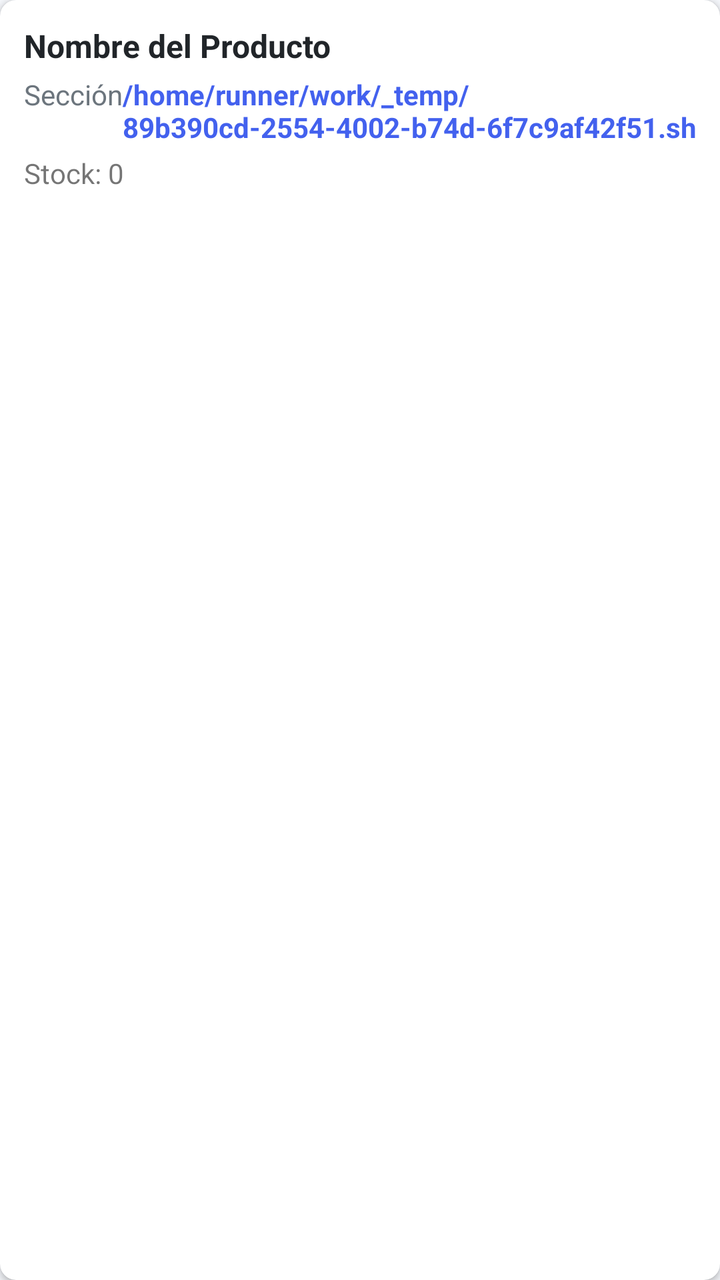
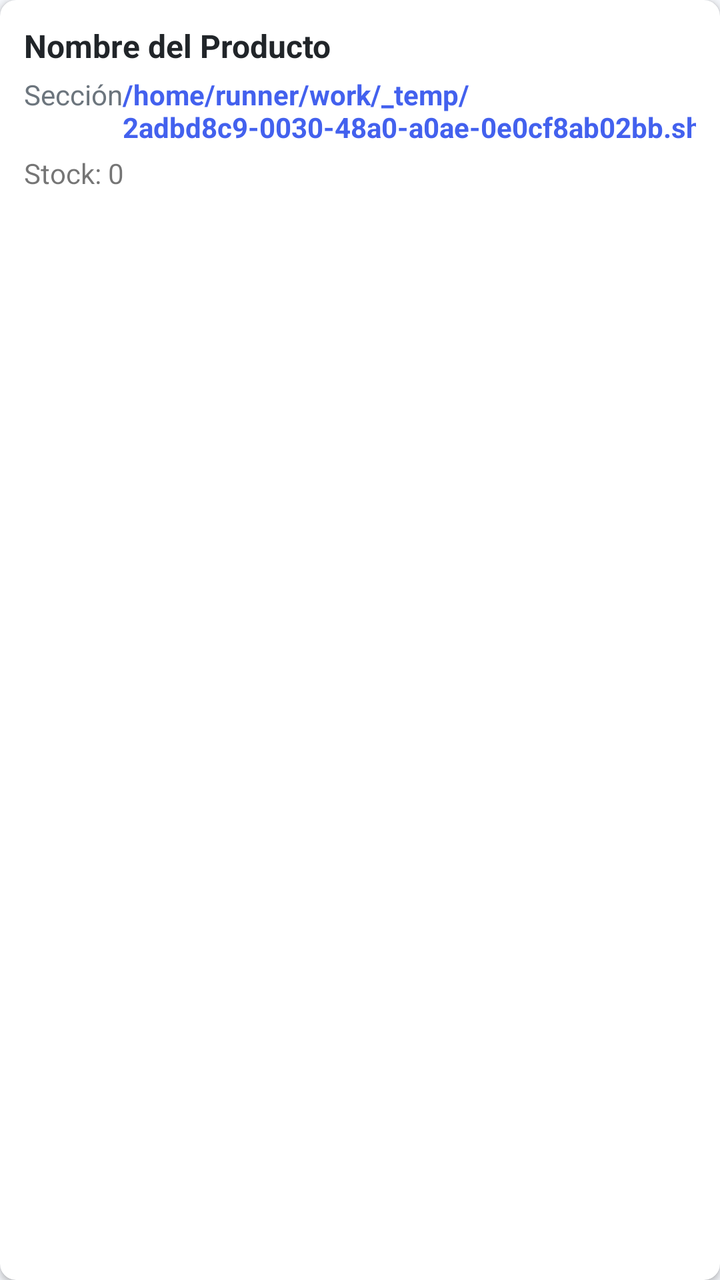

Compare the two renders of this Android layout. The source of the first and the diff that turns it into the second are given below.
<!-- AndroidManifest.xml: application theme Theme.OmniVentas -->
<!-- res/layout/item_producto.xml -->
<?xml version="1.0" encoding="utf-8"?>
<androidx.cardview.widget.CardView xmlns:android="http://schemas.android.com/apk/res/android"
    xmlns:app="http://schemas.android.com/apk/res-auto"
    android:layout_width="match_parent"
    android:layout_height="wrap_content"
    android:layout_marginBottom="8dp"
    app:cardCornerRadius="8dp"
    app:cardElevation="2dp">
    <LinearLayout
        android:layout_width="match_parent"
        android:layout_height="wrap_content"
        android:orientation="vertical"
        android:padding="12dp">
        <TextView
            android:id="@+id/tv_nombre"
            android:layout_width="match_parent"
            android:layout_height="wrap_content"
            android:text="Nombre del Producto"
            android:textSize="16sp"
            android:textStyle="bold"
            android:textColor="@color/dark" />
        <LinearLayout
            android:layout_width="match_parent"
            android:layout_height="wrap_content"
            android:orientation="horizontal"
            android:layout_marginTop="4dp">
            <TextView
                android:id="@+id/tv_seccion"
                android:layout_width="0dp"
                android:layout_height="wrap_content"
                android:layout_weight="1"
                android:text="Sección"
                android:textSize="14sp"
                android:textColor="@color/gray" />
            <TextView
                android:id="@+id/tv_precio"
                android:layout_width="wrap_content"
                android:layout_height="wrap_content"
                android:text="/home/runner/work/_temp/89b390cd-2554-4002-b74d-6f7c9af42f51.sh.00"
                android:textSize="14sp"
                android:textColor="@color/primary"
                android:textStyle="bold" />
        </LinearLayout>
        <TextView
            android:id="@+id/tv_stock"
            android:layout_width="wrap_content"
            android:layout_height="wrap_content"
            android:text="Stock: 0"
            android:textSize="14sp"
            android:layout_marginTop="4dp" />
    </LinearLayout>
</androidx.cardview.widget.CardView>
<!-- resources referenced by this layout -->
<resources>
  <color name="dark">#212529</color>
  <color name="gray">#6C757D</color>
  <color name="primary">#4361EE</color>
  <style name="Theme.OmniVentas" parent="Theme.MaterialComponents.DayNight.NoActionBar">
          <item name="colorPrimary">@color/primary</item>
          <item name="colorPrimaryVariant">@color/primary_dark</item>
          <item name="colorOnPrimary">@color/white</item>
          <item name="colorSecondary">@color/secondary</item>
          <item name="colorOnSecondary">@color/white</item>
          <item name="android:statusBarColor">@color/primary</item>
          <item name="android:windowBackground">@color/light_gray</item>
      </style>
  <color name="primary_dark">#3A56D4</color>
  <color name="white">#FFFFFF</color>
  <color name="secondary">#3F37C9</color>
  <color name="light_gray">#F5F7FB</color>
</resources>

<!-- the commit's change to res/layout/item_producto.xml (unified diff, before → after) -->
@@ -36,7 +36,7 @@
                 android:id="@+id/tv_precio"
                 android:layout_width="wrap_content"
                 android:layout_height="wrap_content"
-                android:text="/home/runner/work/_temp/89b390cd-2554-4002-b74d-6f7c9af42f51.sh.00"
+                android:text="/home/runner/work/_temp/2adbd8c9-0030-48a0-a0ae-0e0cf8ab02bb.sh.00"
                 android:textSize="14sp"
                 android:textColor="@color/primary"
                 android:textStyle="bold" />
